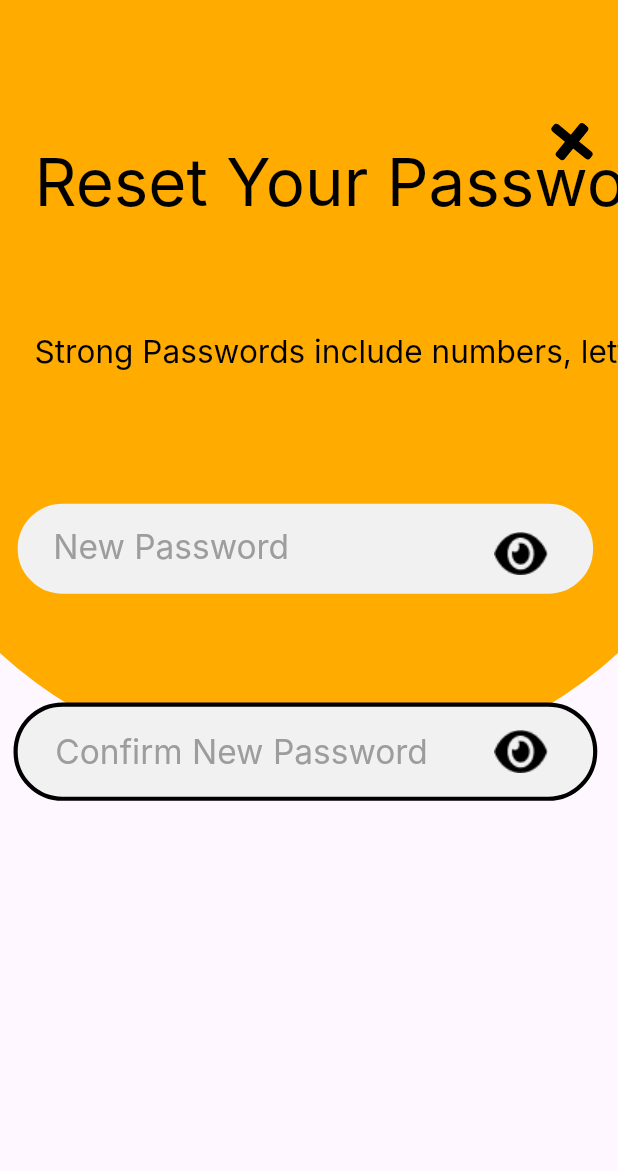
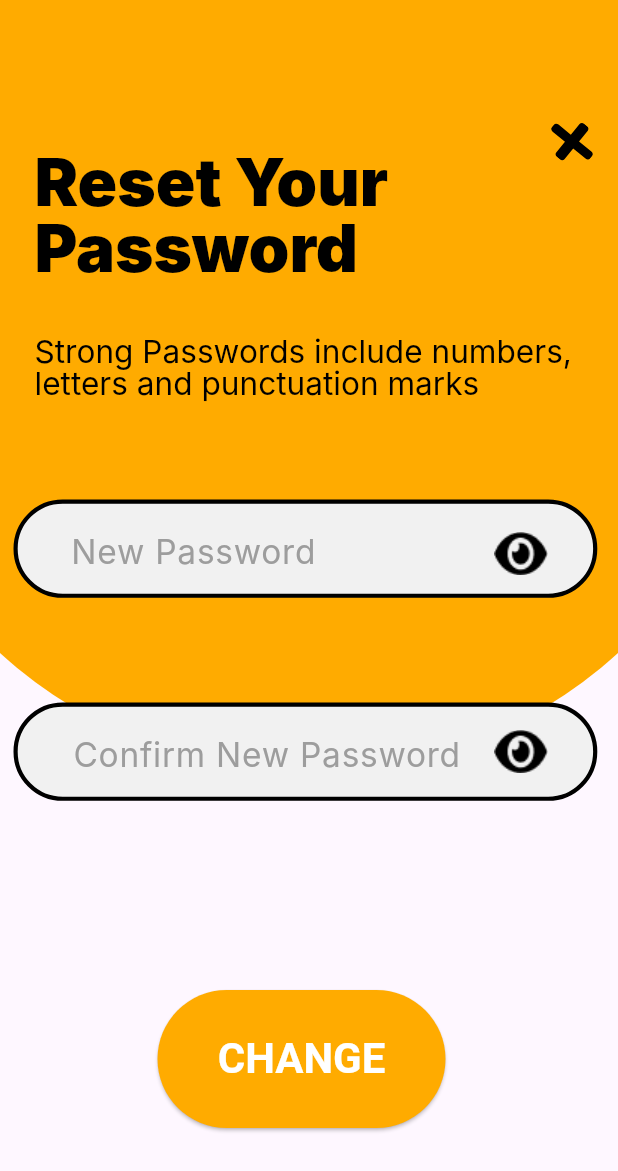
Before and after one commit to Twilight-Fox/ancc-24-team-acre, a Flutter app: the ChangePasswordScreen screen opened by its route, on a phone screen of 412 x 824 dp. Shown: the top 1171 px of the screen. Run offline on Flutter 3.47's test engine with Material 3 defaults, Android fonts, the phone set to English and light mode, and no system bars; our stand-ins replace flutter_dotenv, flutter_svg, go_router, image_picker, loading_animation_widget, permission_handler and 1 more; missing offline and left inert: flutter_jailbreak_detection, mobile_scanner; accounts and stored records are empty; Roboto replaces fonts that are missing (Inter).

Commit message:
feat: finish change password

```diff
--- a/lib/src/change_password_screen.dart
+++ b/lib/src/change_password_screen.dart
@@ -1,15 +1,52 @@
 import 'package:flutter/material.dart';
+import 'package:provider/provider.dart';
+import 'package:go_router/go_router.dart';
+
 import 'package:flutter_svg/flutter_svg.dart';
+import 'package:supabase_flutter/supabase_flutter.dart';
 import 'dart:math' as math;
 
-class ChangePasswordScreen extends StatelessWidget {
+import '../main.dart';
+
+class ChangePasswordScreen extends StatefulWidget {
   const ChangePasswordScreen({super.key});
+
+  @override
+  State<ChangePasswordScreen> createState() => _ChangePasswordScreenState();
+}
+
+class _ChangePasswordScreenState extends State<ChangePasswordScreen> {
+  final _passwordController = TextEditingController();
+  final _confirmPasswordController = TextEditingController();
+
+  Future<void> _handleChangePassword() async {
+    final password = _passwordController.text;
+    final confirmPassword = _confirmPasswordController.text;
+
+    if (password.isEmpty || confirmPassword.isEmpty) {
+      return;
+    }
+
+    if (password != confirmPassword) {
+      return;
+    }
+
+    final supabase = context.read<SupabaseState>().supabase;
+    await supabase.auth.updateUser(UserAttributes(password: password));
+    //print('password changed');
+    supabase.auth.signOut()
+    context.go('/dashboard');
+  }
 
   @override
   Widget build(BuildContext context) {
     // Figma Flutter Generator Forgot_password_screenWidget - FRAME
     return Scaffold(
-      body: Stack(children: <Widget>[
+      body: SingleChildScrollView(
+        physics: const NeverScrollableScrollPhysics(),
+        child: SizedBox(
+          height: 1200,
+          child: Stack(children: <Widget>[
             Positioned(
                 top: -101,
                 left: -101,
@@ -20,25 +57,7 @@ class ChangePasswordScreen extends StatelessWidget {
                       color: Color.fromRGBO(255, 171, 0, 1),
                       borderRadius: BorderRadius.all(Radius.elliptical(614, 616)),
                     ))),
-        Positioned(
-            top: 333,
-            left: 9,
-            child: Container(
-                width: 389.1990051269531,
-                height: 65.5639877319336,
-                decoration: BoxDecoration(
-                  borderRadius: const BorderRadius.only(
-                    topLeft: Radius.circular(61.37905502319336),
-                    topRight: Radius.circular(61.37905502319336),
-                    bottomLeft: Radius.circular(61.37905502319336),
-                    bottomRight: Radius.circular(61.37905502319336),
-                  ),
-                  color: const Color.fromRGBO(241, 241, 241, 1),
-                  border: Border.all(
-                    color: const Color.fromRGBO(255, 171, 0, 1),
-                    width: 2.789957046508789,
-                  ),
-                ))),
+
             Positioned(
               top: 468.31298828125,
               left: 9,
@@ -57,52 +76,95 @@ class ChangePasswordScreen extends StatelessWidget {
                     color: const Color.fromRGBO(0, 0, 0, 1),
                     width: 2.789957046508789,
                   ),
-                ))),
-        const Positioned(
-            top: 486.4580078125,
-            left: 329.35595703125,
-            child: Image(image:
-              AssetImage('assets/images/decryptButton.png')
-        )),
+                ),
+                child: TextFormField(
+                  controller: _confirmPasswordController,
+                  obscureText: true,
+                  decoration: const InputDecoration(
+                    border: InputBorder.none,
+                    hintText: 'Confirm New Password',
+                    hintStyle: TextStyle(
+                      color: Color.fromRGBO(157, 157, 157, 1),
+                      fontFamily: 'Inter',
+                      fontSize: 22.319656372070312,
+                      fontWeight: FontWeight.normal,
+                    ),
+                    contentPadding: EdgeInsets.only(
+                      left:
+                          36.89892578125,
+                      bottom: 11,
+                      top: 15
+                    ),
+                  ),
+                  style: const TextStyle(
+                    color: Colors.black,
+                    fontFamily: 'Inter',
+                    fontSize: 22.319656372070312,
+                  ),
+                ),
+              ),
+            ),
+
+            Positioned(
+              top: 333,
+              left: 9,
+              child: Container(
+                width: 389.1990051269531,
+                height: 65.5639877319336,
+                decoration: BoxDecoration(
+                  borderRadius: const BorderRadius.only(
+                    topLeft: Radius.circular(61.37905502319336),
+                    topRight: Radius.circular(61.37905502319336),
+                    bottomLeft: Radius.circular(61.37905502319336),
+                    bottomRight: Radius.circular(61.37905502319336),
+                  ),
+                  color: const Color.fromRGBO(241, 241, 241, 1),
+                  border: Border.all(
+                    color: Color.fromARGB(255, 0, 0, 0),
+                    width: 2.789957046508789,
+                  ),
+                ),
+                child: TextFormField(
+                  controller: _passwordController,
+                  obscureText: true,
+                  decoration: const InputDecoration(
+                    border: InputBorder.none,
+                    hintText: 'New Password',
+                    hintStyle: TextStyle(
+                      color: Color.fromRGBO(157, 157, 157, 1),
+                      fontFamily: 'Inter',
+                      fontSize: 22.319656372070312,
+                      fontWeight: FontWeight.normal,
+                    ),
+                    contentPadding: EdgeInsets.only(
+                      left:
+                          35.50439453125,
+                      bottom: 11,
+                      top: 15
+                    ),
+                  ),
+                  style: const TextStyle(
+                    color: Colors.black,
+                    fontFamily: 'Inter',
+                    fontSize: 22.319656372070312,
+                  ),
+                ),
+              ),
+            ),
             const Positioned(
                 top: 354.4951171875,
                 left: 329.35595703125,
                 child: Image(image: AssetImage('assets/images/decryptButton.png'))),
             const Positioned(
-            top: 353.9248046875,
-            left: 35.50439453125,
-            child: Text(
-              'New Password',
-              textAlign: TextAlign.left,
-              style: TextStyle(
-                  color: Color.fromRGBO(157, 157, 157, 1),
-                  fontFamily: 'Inter',
-                  fontSize: 22.319656372070312,
-                  letterSpacing:
-                      0 /*percentages not used in flutter. defaulting to zero*/,
-                  fontWeight: FontWeight.normal,
-                  height: 1),
-            )),
-        const Positioned(
-            top: 490.6328125,
-            left: 36.89892578125,
-            child: Text(
-              'Confirm New Password',
-              textAlign: TextAlign.left,
-              style: TextStyle(
-                  color: Color.fromRGBO(157, 157, 157, 1),
-                  fontFamily: 'Inter',
-                  fontSize: 22.319656372070312,
-                  letterSpacing:
-                      0 /*percentages not used in flutter. defaulting to zero*/,
-                  fontWeight: FontWeight.normal,
-                  height: 1),
-            )),
+                top: 486.4580078125,
+                left: 329.35595703125,
+                child: Image(image: AssetImage('assets/images/decryptButton.png'))),
+
             const Positioned(
                 top: 99,
                 left: 23,
                 child: Text(
-              'Reset Your Password',
+                  'Reset Your\nPassword',
                   textAlign: TextAlign.left,
                   style: TextStyle(
                       color: Color.fromRGBO(0, 0, 0, 1),
@@ -110,22 +172,27 @@ class ChangePasswordScreen extends StatelessWidget {
                       fontSize: 43.6363639831543,
                       letterSpacing:
                           0 /*percentages not used in flutter. defaulting to zero*/,
-                  fontWeight: FontWeight.normal,
+                      fontWeight: FontWeight.w900,
                       height: 1),
                 )),
             Positioned(
                 top: 77.87500762939453,
                 left: 367.016845703125,
+                child: InkWell(
+                  onTap: () {
+                    context.go('/settings');
+                  },
                   child: Transform.rotate(
                     angle: -50.63650861951021 * (math.pi / 180),
                     child: SvgPicture.asset('assets/images/exitButton.svg',
                         semanticsLabel: 'exitbutton'),
+                  ),
                 )),
             const Positioned(
                 top: 224,
                 left: 23,
                 child: Text(
-              'Strong Passwords include numbers, letters and punctuation marks',
+                  'Strong Passwords include numbers,\nletters and punctuation marks',
                   textAlign: TextAlign.left,
                   style: TextStyle(
                       color: Color.fromRGBO(0, 0, 0, 1),
@@ -136,7 +203,29 @@ class ChangePasswordScreen extends StatelessWidget {
                       fontWeight: FontWeight.normal,
                       height: 1),
                 )),
+              Positioned(
+                left: 105,
+                top: 660,
+                child: ElevatedButton(
+                  onPressed: () {
+                    _handleChangePassword();
+                  },
+                  child: Text('CHANGE'),
+                  style: ElevatedButton.styleFrom(
+                    backgroundColor: const Color.fromRGBO(255, 171, 0, 1),
+                    foregroundColor: Color.fromARGB(255, 255, 255, 255),
+                    textStyle: const TextStyle(
+                      fontSize: 28,
+                      fontWeight: FontWeight.bold,
+                    ),
+                    fixedSize: Size(192, 92)
+
+                  ),
+                ),
+              ),
           ]),
+        ),
+      ),
     );
   }
 }
```
Lines whose indentation alone changed are shown as unchanged.
